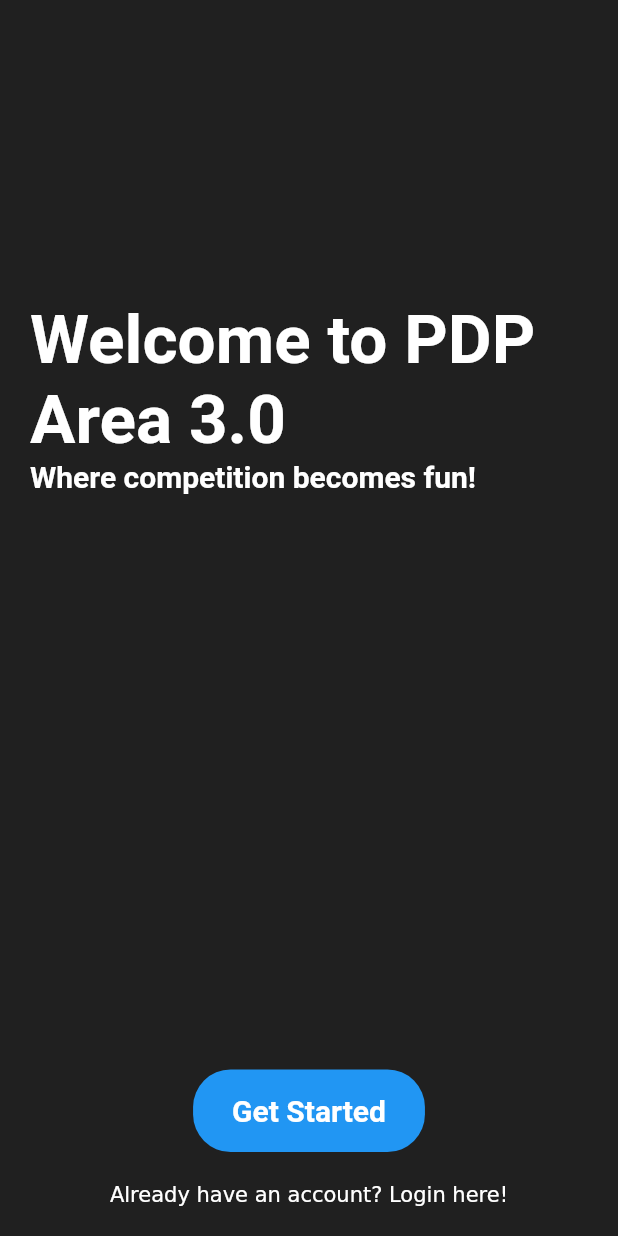
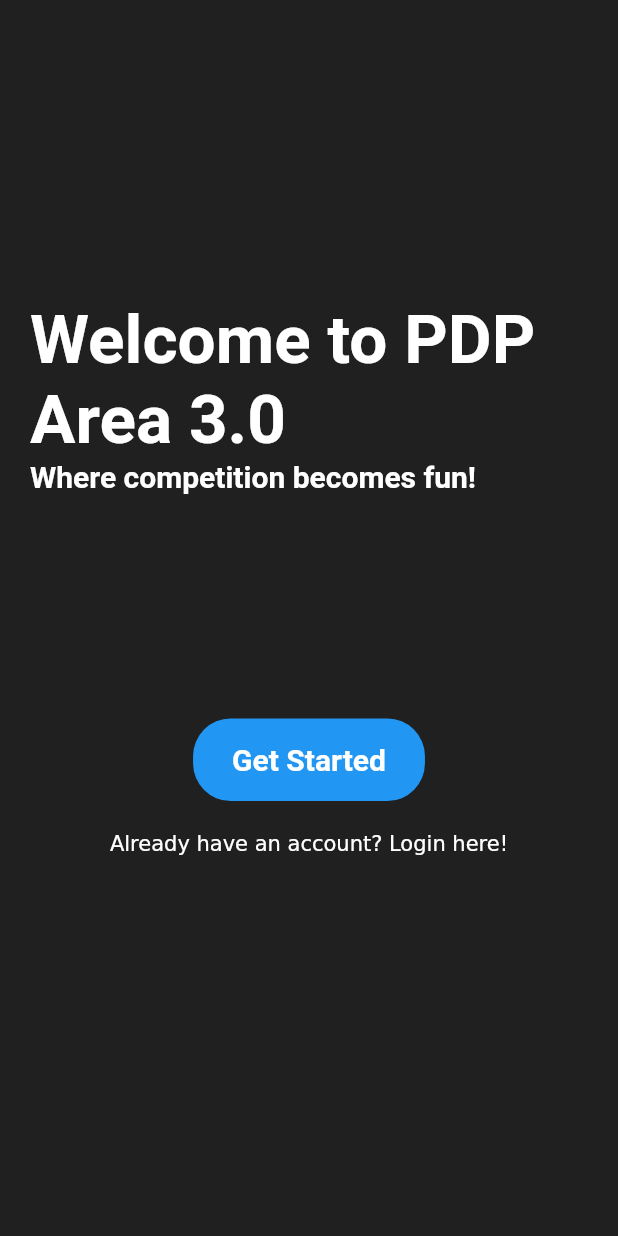
Before and after one commit to manhlamabc123/PDP_TCG_Terminal, a Flutter app: the screen it shows after launch, on a phone screen of 412 x 824 dp. Run offline on Flutter 3.47's test engine with Material 2 defaults, Android fonts, the phone set to English and light mode, and no system bars; our stand-ins replace carousel_slider, firebase_core, firebase_database, fluttertoast, font_awesome_flutter; accounts and stored records are empty.

Commit message:
Update Home Page

```diff
--- a/lib/pages/welcome_page.dart
+++ b/lib/pages/welcome_page.dart
@@ -35,7 +35,6 @@ class WelcomePage extends StatelessWidget {
                     ),
                   ),
                 ),
-                const Spacer(),
                 FittedBox(
                   child: GestureDetector(
                     onTap: () {
@@ -49,7 +48,7 @@ class WelcomePage extends StatelessWidget {
                       );
                     },
                     child: Container(
-                      margin: const EdgeInsets.only(top: 350),
+                      margin: const EdgeInsets.only(top: 150),
                       padding: const EdgeInsets.symmetric(
                           horizontal: 26, vertical: 16),
                       decoration: BoxDecoration(
@@ -79,7 +78,7 @@ class WelcomePage extends StatelessWidget {
                     );
                   },
                   child: Container(
-                    margin: const EdgeInsets.only(bottom: 20, top: 20),
+                    margin: const EdgeInsets.only(top: 20),
                     child: RichText(
                       text: const TextSpan(
                         text: 'Already have an account? Login here!',
```
